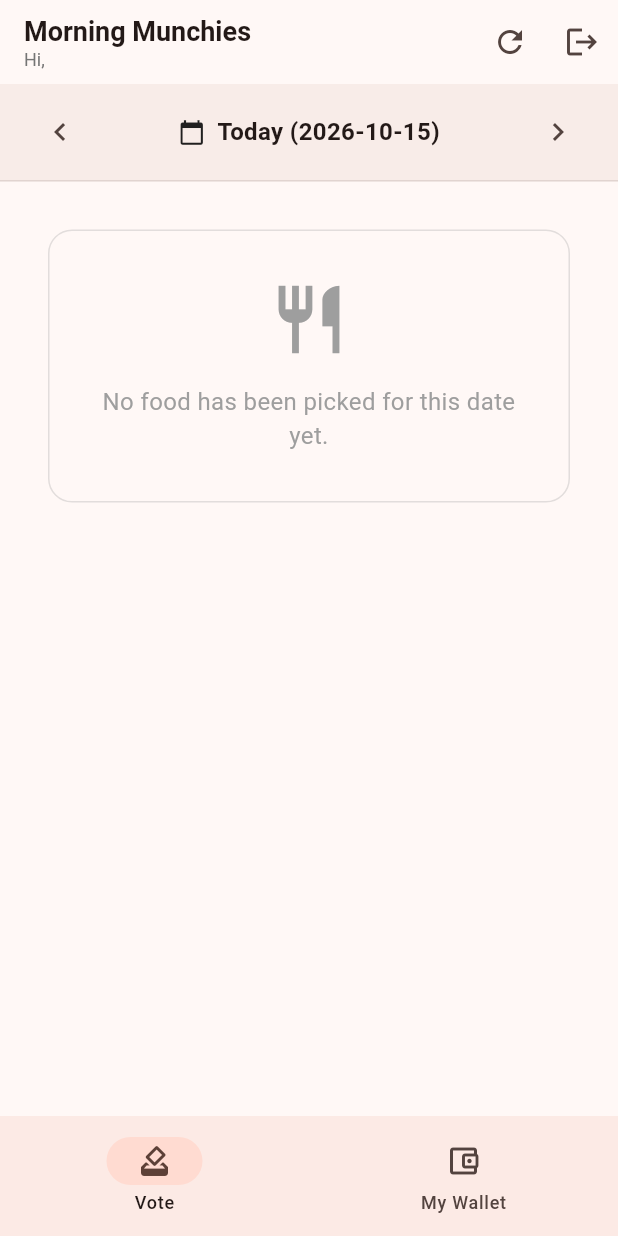
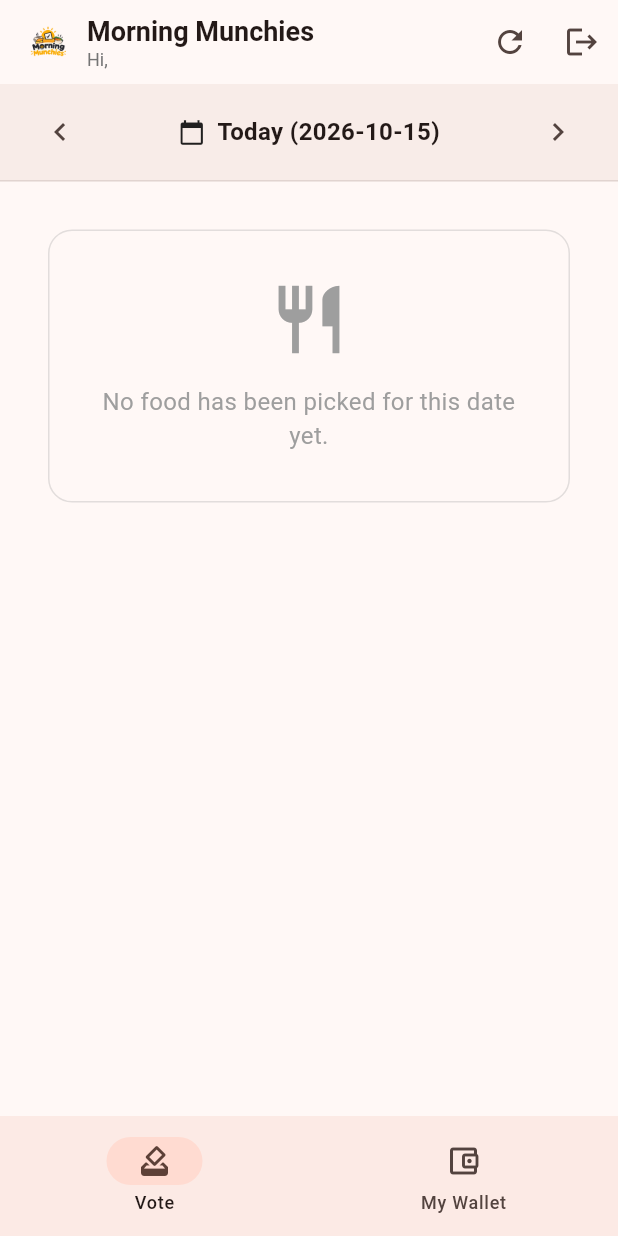
Before and after one commit to Krish-Dalsaniya/Morning-Munchies, a Flutter app: the screen it shows once a user with an empty profile is signed in, on a phone screen of 412 x 824 dp. Run offline on Flutter 3.47's test engine with Material 3 defaults, Android fonts, the phone set to English and light mode, and no system bars; our stand-ins replace supabase_flutter; accounts and stored records are empty.

Commit message:
Update app launcher icons with Morning Munchies logo and add logo to headers

```diff
--- a/lib/screens/staff_home.dart
+++ b/lib/screens/staff_home.dart
@@ -25,13 +25,27 @@ class _StaffHomeState extends State<StaffHome> {
 
     return Scaffold(
       appBar: AppBar(
-        title: Column(
-          crossAxisAlignment: CrossAxisAlignment.start,
+        title: Row(
           children: [
-            const Text('Morning Munchies', style: TextStyle(fontWeight: FontWeight.bold, fontSize: 18)),
-            Text(
-              'Hi, $userName',
-              style: TextStyle(fontSize: 12, color: Colors.grey[600]),
+            ClipRRect(
+              borderRadius: BorderRadius.circular(8),
+              child: Image.asset(
+                'assets/images/logo.png',
+                width: 32,
+                height: 32,
+                errorBuilder: (_, __, ___) => const Icon(Icons.wb_sunny, color: Colors.orange),
+              ),
+            ),
+            const SizedBox(width: 10),
+            Column(
+              crossAxisAlignment: CrossAxisAlignment.start,
+              children: [
+                const Text('Morning Munchies', style: TextStyle(fontWeight: FontWeight.bold, fontSize: 18)),
+                Text(
+                  'Hi, $userName',
+                  style: TextStyle(fontSize: 12, color: Colors.grey[600]),
+                ),
+              ],
             ),
           ],
         ),
```
Also changed, not shown: lib/screens/admin_home.dart (+10 -0 lines), assets/images/login_illustration.jpg, 5 other files.
